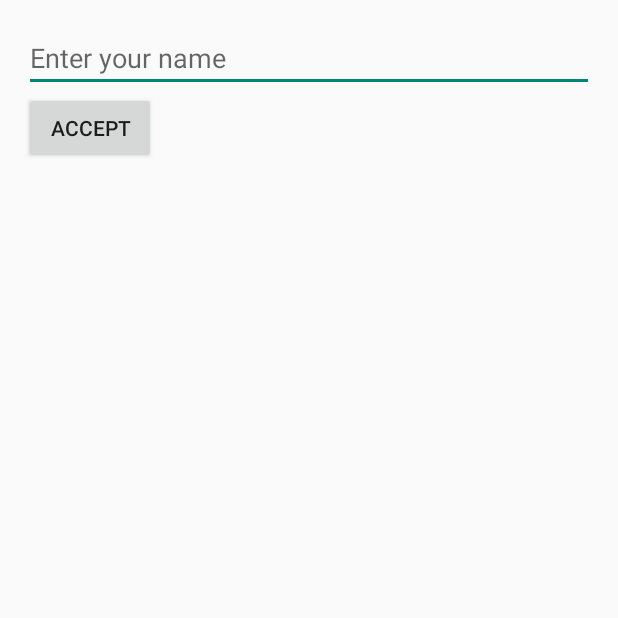
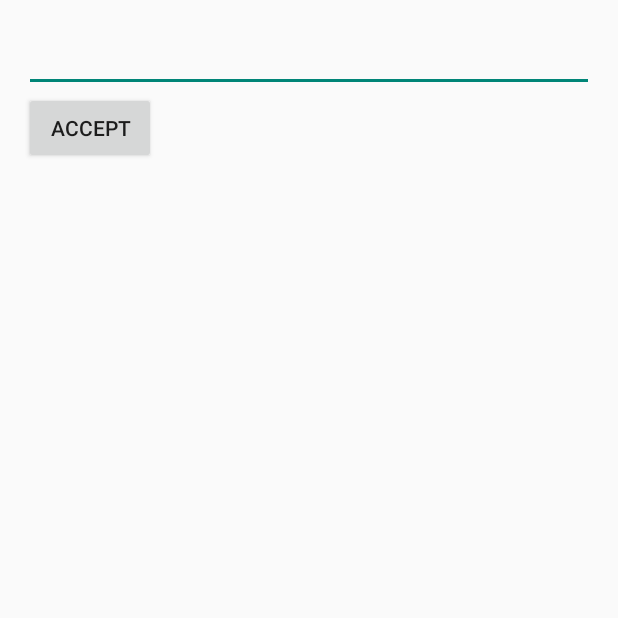
Before and after one commit to molepigeon/LockChatAndroid, an Android app: the RegisterActivity screen opened directly, with no data from a screen before it, on a phone screen of 412 x 824 dp, the top half of it. Run offline under Robolectric (Android 15) with nearby library versions, the phone set to English and light mode, and no system bars.

Commit message:
Register activity's text hint is now the name of the user. If the user hasn't set a name yet, they appear as "Unnamed User" in both the registration box and other conversations if they start them.
Also moved a string in the register activity's xml file to a proper @string resource, removed the base64 testing println from ConversationListActivity, and removed two unused variable declarations from ConversationListActivity.

```diff
--- a/app/src/main/java/com/molepigeon/lockchat/app/RegisterActivity.java
+++ b/app/src/main/java/com/molepigeon/lockchat/app/RegisterActivity.java
@@ -17,6 +17,8 @@ public class RegisterActivity extends Activity {
     protected void onCreate(Bundle savedInstanceState) {
         super.onCreate(savedInstanceState);
         setContentView(R.layout.activity_register);
+        EditText editText = (EditText) findViewById(R.id.editText);
+        editText.setHint(ConversationListActivity.myName);
     }
 
     public void registerClicked(View view) {
--- a/app/src/main/res/layout/activity_register.xml
+++ b/app/src/main/res/layout/activity_register.xml
@@ -15,8 +15,7 @@
         android:layout_height="wrap_content"
         android:layout_alignParentLeft="true"
         android:layout_alignParentStart="true"
-        android:layout_alignParentTop="true"
-        android:hint="Enter your name" />
+    android:layout_alignParentTop="true" />
 
     <Button
         android:id="@+id/button"
@@ -26,5 +25,5 @@
         android:layout_alignParentStart="true"
         android:layout_below="@+id/editText"
         android:onClick="registerClicked"
-        android:text="Accept" />
+        android:text="@string/register_accept" />
 </RelativeLayout>
--- a/app/src/main/res/values/strings.xml
+++ b/app/src/main/res/values/strings.xml
@@ -9,5 +9,6 @@
     <string name="title_activity_register">Register</string>
     <string name="hello_world">Hello world!</string>
     <string name="action_settings">Settings</string>
+    <string name="register_accept">Accept</string>
 
 </resources>
```
Also changed, not shown: app/src/main/java/com/molepigeon/lockchat/app/ConversationListActivity.java (+0 -7 lines).
